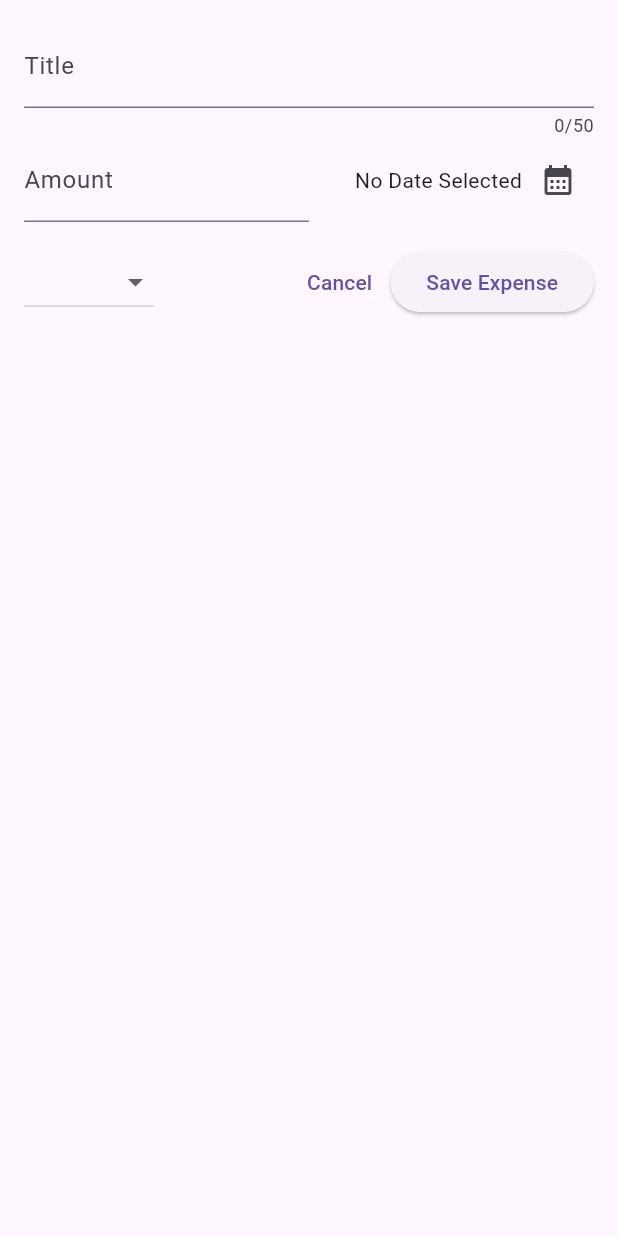
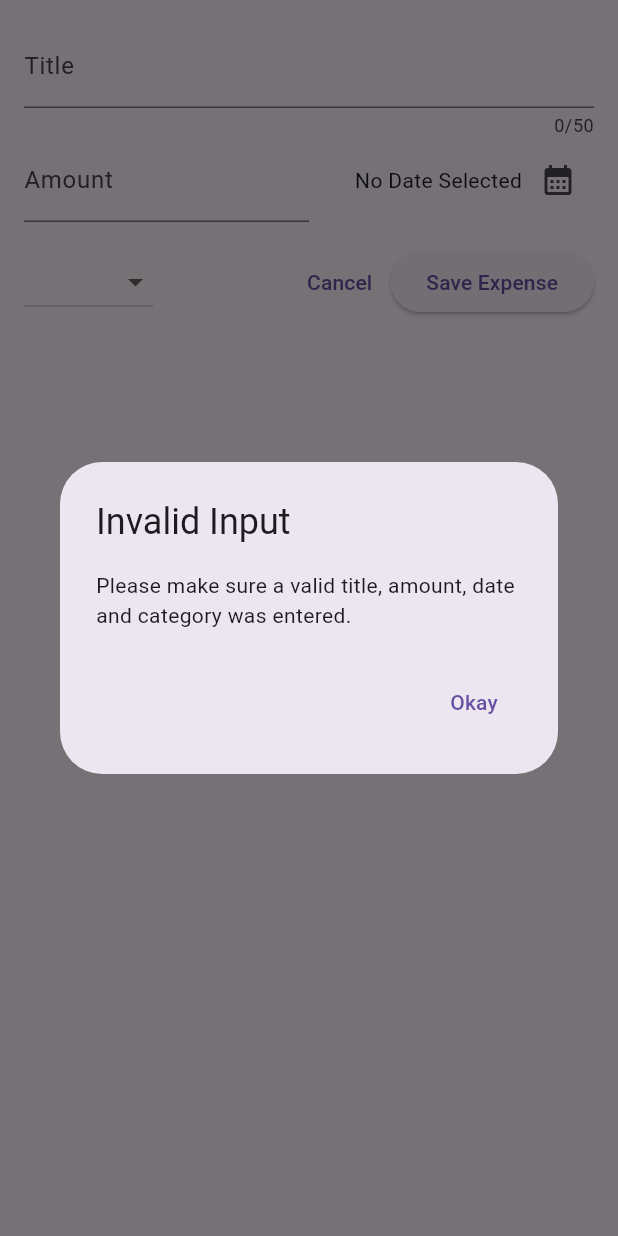
Before and after one commit to YigitErzen/flutter_course_expense_tracker_app, a Flutter app: the NewExpense widget shown alone on an empty page, opened directly, after a tap on "Save Expense", on a phone screen of 412 x 824 dp. Run offline on Flutter 3.47's test engine with Material 3 defaults, Android fonts, the phone set to English and light mode, and no system bars.

Commit message:
Add input validation and error dialog to NewExpense widget

```diff
--- a/lib/widgets/new_expense.dart
+++ b/lib/widgets/new_expense.dart
@@ -42,11 +42,24 @@ class _NewExpenseState extends State<NewExpense> {
     if (_titleController.text.trim().isEmpty ||
         amountIsInvalid ||
         _selectedDate == null) {
-      // Show error message
+      showDialog(
+        context: context,
+        builder: (ctx) => AlertDialog(
+          title: const Text('Invalid Input'),
+          content: const Text('Please make sure a valid title, amount, date and category was entered.'),
+          actions: [
+            TextButton(
+              onPressed: () {
+                Navigator.pop(ctx);
+              },
+              child: const Text('Okay'),
+            )
+          ],
+        ),
+      );
+      return;
+    }
   }
-  }
-
-
   @override
   Widget build(BuildContext context) {
     return Padding(
```
Also changed, not shown: 1 other file.
